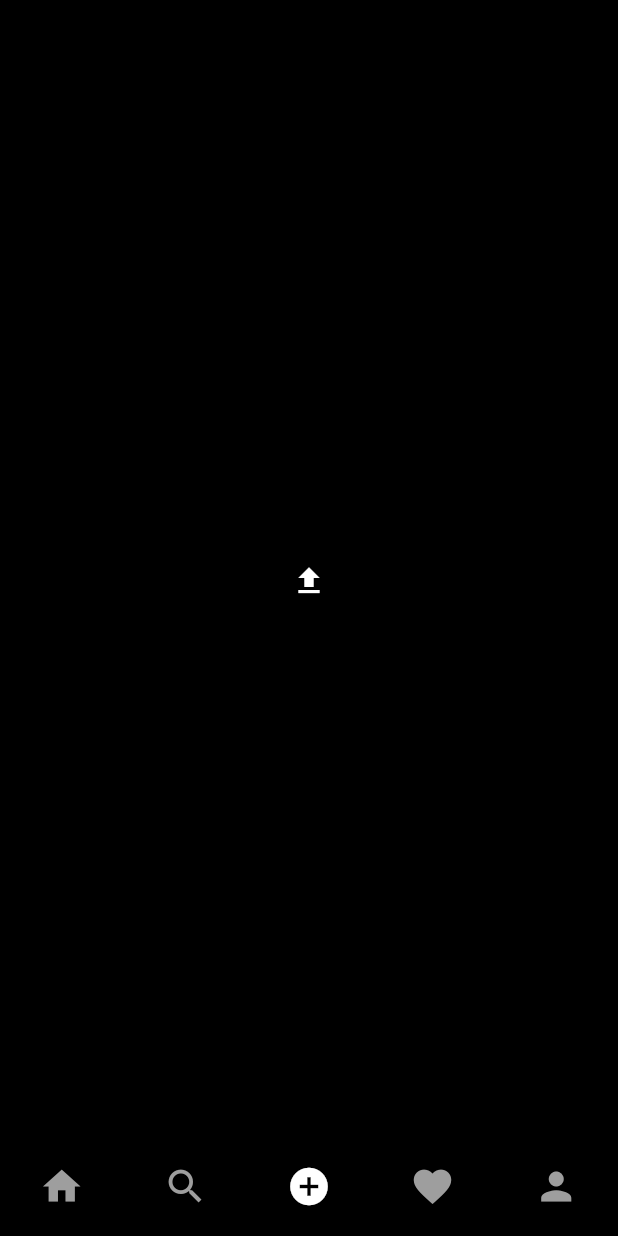
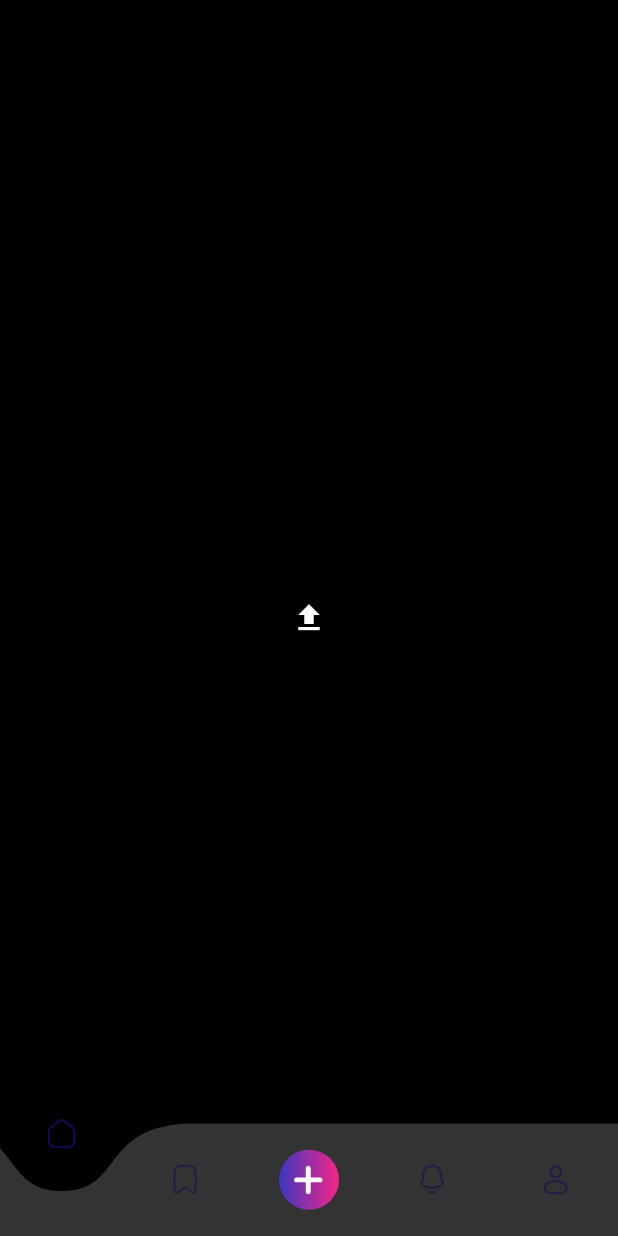
Before and after one commit to Vet0r/UFERSA-Spotted, a Flutter app: the screen it shows once a user with an empty profile is signed in, swiped to page 3, on a phone screen of 412 x 824 dp. Run offline on Flutter 3.47's test engine with Material 2 defaults, Android fonts, the phone set to English and light mode, and no system bars; drawn by our look-alikes of curved_navigation_bar; our stand-ins replace cloud_firestore, firebase_auth, firebase_core, firebase_storage, flutter_svg, image_picker; accounts and stored records are empty.

Commit message:
Navigator Bar

```diff
--- a/lib/responsive/mobile_screen_layout.dart
+++ b/lib/responsive/mobile_screen_layout.dart
@@ -1,5 +1,6 @@
-import 'package:flutter/cupertino.dart';
+import 'package:curved_navigation_bar/curved_navigation_bar.dart';
 import 'package:flutter/material.dart';
+import 'package:flutter_svg/flutter_svg.dart';
 import 'package:instagram_clone_flutter/utils/colors.dart';
 import 'package:instagram_clone_flutter/utils/global_variable.dart';
 
@@ -33,7 +34,6 @@ class _MobileScreenLayoutState extends State<MobileScreenLayout> {
   }
 
   void navigationTapped(int page) {
-    //Animating Page
     pageController.jumpToPage(page);
   }
 
@@ -45,51 +45,50 @@ class _MobileScreenLayoutState extends State<MobileScreenLayout> {
         onPageChanged: onPageChanged,
         children: homeScreenItems,
       ),
-      bottomNavigationBar: CupertinoTabBar(
-        backgroundColor: mobileBackgroundColor,
-        items: <BottomNavigationBarItem>[
-          BottomNavigationBarItem(
-            icon: Icon(
-              Icons.home,
-              color: (_page == 0) ? primaryColor : secondaryColor,
-            ),
-            label: '',
-            backgroundColor: primaryColor,
-          ),
-          BottomNavigationBarItem(
-              icon: Icon(
-                Icons.search,
-                color: (_page == 1) ? primaryColor : secondaryColor,
-              ),
-              label: '',
-              backgroundColor: primaryColor),
-          BottomNavigationBarItem(
-              icon: Icon(
-                Icons.add_circle,
-                color: (_page == 2) ? primaryColor : secondaryColor,
-              ),
-              label: '',
-              backgroundColor: primaryColor),
-          BottomNavigationBarItem(
-            icon: Icon(
-              Icons.favorite,
-              color: (_page == 3) ? primaryColor : secondaryColor,
-            ),
-            label: '',
-            backgroundColor: primaryColor,
-          ),
-          BottomNavigationBarItem(
-            icon: Icon(
-              Icons.person,
-              color: (_page == 4) ? primaryColor : secondaryColor,
-            ),
-            label: '',
-            backgroundColor: primaryColor,
-          ),
+      extendBody: true,
+      bottomNavigationBar: CurvedNavigationBar(
+        backgroundColor: Colors.transparent,
+        color: Color.fromRGBO(255, 255, 255, 0.2),
+        buttonBackgroundColor: Colors.transparent,
+        animationCurve: Curves.easeInOut,
+        animationDuration: Duration(milliseconds: 600),
+        items: <Widget>[
+          curvedAsset("assets/home.svg", (_page == 0)),
+          curvedAsset("assets/favorite.svg", (_page == 1)),
+          curvedAsset("assets/add.svg", (_page == 2)),
+          curvedAsset("assets/notifications.svg", (_page == 3)),
+          curvedAsset("assets/boneco.svg", (_page == 4)),
         ],
         onTap: navigationTapped,
-        currentIndex: _page,
       ),
     );
   }
 }
+
+curvedAsset(String asset, bool isSelected) {
+  decoration() {
+    return const BoxDecoration(
+      gradient: LinearGradient(
+        colors: gradient,
+        begin: Alignment.centerLeft,
+        end: Alignment.centerRight,
+      ),
+      shape: BoxShape.circle,
+    );
+  }
+
+  return Container(
+    width: 40,
+    height: 40,
+    decoration:
+        isSelected ? decoration() : BoxDecoration(color: Colors.transparent),
+    child: Padding(
+      padding: const EdgeInsets.all(10.0),
+      child: SvgPicture.asset(
+        asset,
+        fit: BoxFit.contain,
+        color: isSelected ? Colors.white : Color.fromRGBO(26, 5, 86, 1),
+      ),
+    ),
+  );
+}
--- a/lib/screens/profile_screen.dart
+++ b/lib/screens/profile_screen.dart
@@ -85,13 +85,6 @@ class _ProfileScreenState extends State<ProfileScreen> {
                     children: [
                       Row(
                         children: [
-                          CircleAvatar(
-                            backgroundColor: Colors.grey,
-                            backgroundImage: NetworkImage(
-                              userData['photoUrl'],
-                            ),
-                            radius: 40,
-                          ),
                           Expanded(
                             flex: 1,
                             child: Column(
@@ -193,7 +186,7 @@ class _ProfileScreenState extends State<ProfileScreen> {
                           top: 1,
                         ),
                         child: Text(
-                          userData['bio'],
+                          userData['campusId'],
                         ),
                       ),
                     ],
--- a/lib/widgets/post_card.dart
+++ b/lib/widgets/post_card.dart
@@ -66,13 +66,12 @@ class _PostCardState extends State<PostCard> {
     final width = MediaQuery.of(context).size.width;
 
     return Container(
-      // boundary needed for web
-      decoration: BoxDecoration(
-        border: Border.all(
-          color: width > webScreenSize ? secondaryColor : mobileBackgroundColor,
-        ),
-        color: mobileBackgroundColor,
-      ),
+      // decoration: BoxDecoration(
+      //   border: Border.all(
+      //     color: width > webScreenSize ? secondaryColor : mobileBackgroundColor,
+      //   ),
+      //   color: mobileBackgroundColor,
+      // ),
       padding: const EdgeInsets.symmetric(
         vertical: 10,
       ),
--- a/pubspec.yaml
+++ b/pubspec.yaml
@@ -29,6 +29,7 @@ environment:
 dependencies:
   cloud_firestore: ^4.8.1
   cupertino_icons: ^1.0.2
+  curved_navigation_bar: ^1.0.3
   firebase_auth: ^4.6.3
   firebase_core: ^2.14.0
   firebase_storage: ^11.2.3
@@ -61,6 +62,11 @@ flutter:
     - assets/background_image.png
     - assets/logo.png
     - assets/logo_string.png
+    - assets/add.svg
+    - assets/boneco.svg
+    - assets/favorite.svg
+    - assets/notifications.svg
+    - assets/home.svg
   #   - images/a_dot_ham.jpeg
   # An image asset can refer to one or more resolution-specific "variants", see
   # https://flutter.dev/assets-and-images/#resolution-aware.
```
Also changed, not shown: assets/add.svg (added), assets/boneco.svg (added), assets/favorite.svg (added), assets/home.svg (added), assets/notifications.svg (added), pubspec.lock, 2 other files.
